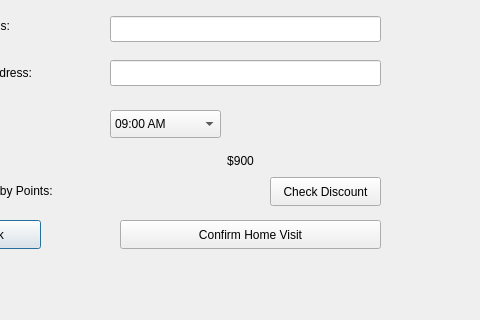
This is bookhomevisitwindow.ui in KirolousFouty/Hospital_Project as Qt 5 draws it before an edit; both pictures show x 210 to 690 and y 90 to 410 of the 797 by 494 pixel window. The edited form follows.
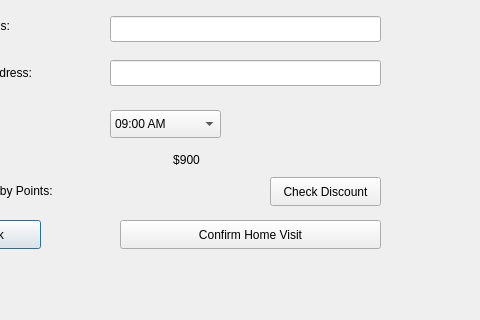
This is the edited form.

What changed in the file:
```diff
--- a/bookhomevisitwindow.ui
+++ b/bookhomevisitwindow.ui
@@ -171,9 +171,9 @@
   <widget class="QLabel" name="feesDisplay">
    <property name="geometry">
     <rect>
-     <x>310</x>
-     <y>241</y>
-     <width>281</width>
+     <x>321</x>
+     <y>240</y>
+     <width>151</width>
      <height>20</height>
     </rect>
    </property>
```
